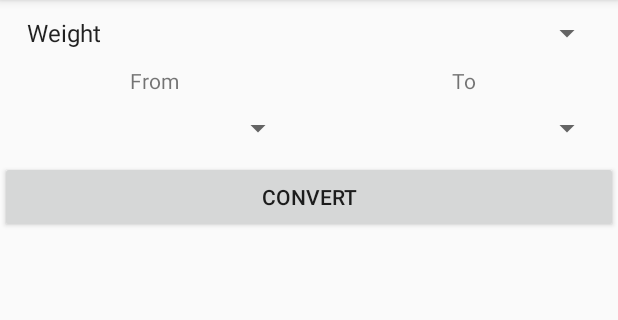
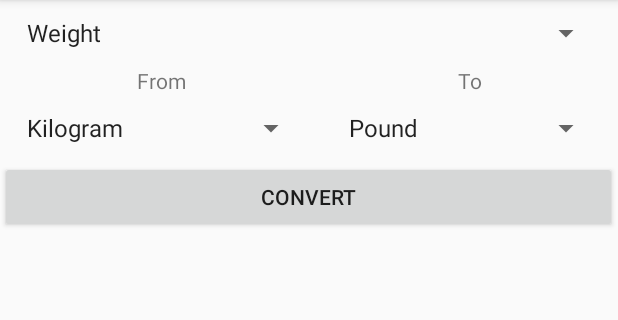
Before and after one commit to ConnorStew/ConversionApp, an Android app: the screen it shows after launch (MainActivity), on a phone screen of 412 x 824 dp, the part 84-404 px from its top. Run offline under Robolectric (Android 15) with nearby library versions, the phone set to English and light mode, and no system bars; our stand-ins replace Room's generated code.

Commit message:
Improved UI to not show option to convert same unit to itself.

```diff
--- a/app/src/main/java/uk/ac/stir/cs/yh/cs/PickerFragment.java
+++ b/app/src/main/java/uk/ac/stir/cs/yh/cs/PickerFragment.java
@@ -2,9 +2,11 @@ package uk.ac.stir.cs.yh.cs;
 
 import android.content.Context;
 import android.os.Bundle;
+import android.util.Log;
 import android.view.LayoutInflater;
 import android.view.View;
 import android.view.ViewGroup;
+import android.widget.AdapterView;
 import android.widget.ArrayAdapter;
 import android.widget.Spinner;
 
@@ -12,34 +14,56 @@ import androidx.annotation.NonNull;
 import androidx.annotation.Nullable;
 import androidx.fragment.app.Fragment;
 
+import java.util.ArrayList;
 import java.util.List;
 
 import uk.ac.stir.cs.yh.cs.database.Category;
 import uk.ac.stir.cs.yh.cs.database.Database;
+import uk.ac.stir.cs.yh.cs.database.Unit;
 
 public class PickerFragment extends Fragment {
 
-    private View view;
+    private Spinner categorySpinner;
+    private Spinner fromSpinner;
+    private Spinner toSpinner;
 
     @Nullable
     @Override
     public View onCreateView(@NonNull LayoutInflater inflater, @Nullable ViewGroup container, @Nullable Bundle savedInstanceState) {
-        view = inflater.inflate(R.layout.activity_picker, container, false);
+        List<Category> categories = new ArrayList<>(Database.getDB().categoryDao().getAll());
 
         final Context context = getContext();
+        View view = inflater.inflate(R.layout.activity_picker, container, false);
+        categorySpinner = view.findViewById(R.id.categorySpinner);
+        fromSpinner = view.findViewById(R.id.fromSpinner);
+        toSpinner = view.findViewById(R.id.toSpinner);
 
-        new Thread(() -> {
-            List<Category> categories = Database.getDB().categoryDao().getAll();
-            String[] categoryNames = new String[categories.size()];
-            for (int i = 0; i < categories.size(); i++)
-                categoryNames[i] = categories.get(i).categoryName;
+        setSpinnerItems(categorySpinner, categories, context);
 
-            Spinner categorySpinner = view.findViewById(R.id.categorySpinner);
-            ArrayAdapter<String> adapter = new ArrayAdapter<>(context, android.R.layout.simple_spinner_item, categoryNames);
-            adapter.setDropDownViewResource(android.R.layout.simple_spinner_dropdown_item);
+        fromSpinner.setOnItemSelectedListener(new AdapterView.OnItemSelectedListener() {
+            @Override
+            public void onItemSelected(AdapterView<?> parent, View view, int position, long id) {
+                Log.d("Click", "from spinner selected");
+                Unit fromSelected = (Unit) fromSpinner.getSelectedItem();
+                List<Unit> units = getUnitsFromSelectedCategory();
+                units.remove(fromSelected);
+                setSpinnerItems(toSpinner, units, context);
+            }
 
-            categorySpinner.setAdapter(adapter);
-        }).start();
+            @Override
+            public void onNothingSelected(AdapterView<?> parent) {}
+        });
+
+        categorySpinner.setOnItemSelectedListener(new AdapterView.OnItemSelectedListener() {
+            @Override
+            public void onItemSelected(AdapterView<?> parent, View view, int position, long id) {
+                Log.d("Click", "category selected");
+                setSpinnerItems(fromSpinner, getUnitsFromSelectedCategory(), context);
+            }
+
+            @Override
+            public void onNothingSelected(AdapterView<?> parent) {}
+        });
 
         return view;
     }
@@ -48,4 +72,16 @@ public class PickerFragment extends Fragment {
     public void onCreate(@Nullable Bundle savedInstanceState) {
         super.onCreate(savedInstanceState);
     }
+
+    private List<Unit> getUnitsFromSelectedCategory() {
+        Category selectedCategory = (Category) categorySpinner.getSelectedItem();
+        return Database.getDB().unitDao().getUnitsByCategory(selectedCategory.id);
+    }
+
+    private void setSpinnerItems(Spinner spinner, List<?> values, Context context) {
+        ArrayAdapter<?> adapter = new ArrayAdapter<>(context, android.R.layout.simple_spinner_item, values);
+        adapter.setDropDownViewResource(android.R.layout.simple_spinner_dropdown_item);
+
+        spinner.setAdapter(adapter);
+    }
 }
--- a/app/src/main/java/uk/ac/stir/cs/yh/cs/database/Category.java
+++ b/app/src/main/java/uk/ac/stir/cs/yh/cs/database/Category.java
@@ -20,9 +20,6 @@ public class Category {
 
     @Override
     public String toString() {
-        return "Category{" +
-                "id=" + id +
-                ", categoryName='" + categoryName + '\'' +
-                '}';
+        return categoryName;
     }
 }
--- a/app/src/main/java/uk/ac/stir/cs/yh/cs/database/Database.java
+++ b/app/src/main/java/uk/ac/stir/cs/yh/cs/database/Database.java
@@ -13,7 +13,7 @@ public class Database {
     private Database() {}
 
     public static void initDB(Context context) {
-        db = Room.inMemoryDatabaseBuilder(context, AppDatabase.class).build();
+        db = Room.inMemoryDatabaseBuilder(context, AppDatabase.class).allowMainThreadQueries().build();
         initTestData();
     }
 
@@ -32,16 +32,27 @@ public class Database {
             Log.d("Categories", category.toString());
 
         int weightID = db.categoryDao().getCategoryByName("Weight").id;
+        int liquidID = db.categoryDao().getCategoryByName("Liquid").id;
         db.unitDao().insertAll(
                 new Unit("Kilogram", "kg", weightID),
-                new Unit("Pound", "lb", weightID)
+                new Unit("Pound", "lb", weightID),
+                new Unit("Gallon", "gallon", liquidID),
+                new Unit("Pint", "pint", liquidID),
+                new Unit("Quart", "quart", liquidID)
         );
 
         for (Unit unit : db.unitDao().getAll())
             Log.d("Units", unit.toString());
 
+        int kilogramID = db.unitDao().getUnitByName("Kilogram").id;
+        int poundID = db.unitDao().getUnitByName("Pound").id;
+        int gallonID = db.unitDao().getUnitByName("Gallon").id;
+        int pintID = db.unitDao().getUnitByName("Pint").id;
+        int quartID = db.unitDao().getUnitByName("Quart").id;
         db.conversionDao().insertAll(
-                new Conversion(0, 1, 2.2)
+                new Conversion(kilogramID, poundID, 2.2),
+                new Conversion(gallonID, pintID, 8),
+                new Conversion(gallonID, quartID, 4)
         );
 
         for (Conversion conversion : db.conversionDao().getAll())
--- a/app/src/main/java/uk/ac/stir/cs/yh/cs/database/Unit.java
+++ b/app/src/main/java/uk/ac/stir/cs/yh/cs/database/Unit.java
@@ -1,5 +1,6 @@
 package uk.ac.stir.cs.yh.cs.database;
 
+import androidx.annotation.Nullable;
 import androidx.room.ColumnInfo;
 import androidx.room.Entity;
 import androidx.room.ForeignKey;
@@ -32,11 +33,20 @@ public class Unit {
 
     @Override
     public String toString() {
-        return "Unit{" +
-                "id=" + id +
-                ", unitName='" + unitName + '\'' +
-                ", unitSuffix='" + unitSuffix + '\'' +
-                ", categoryId=" + categoryId +
-                '}';
+        return unitName;
+    }
+
+    @Override
+    public boolean equals(@Nullable Object obj) {
+        boolean equal = false;
+        if (obj instanceof Unit) {
+            Unit otherUnit = (Unit) obj;
+
+            if (otherUnit.unitName.equals(this.unitName)) {
+                equal = true;
+            }
+        }
+
+        return equal;
     }
 }
--- a/app/src/main/java/uk/ac/stir/cs/yh/cs/database/UnitDao.java
+++ b/app/src/main/java/uk/ac/stir/cs/yh/cs/database/UnitDao.java
@@ -17,4 +17,10 @@ public interface UnitDao {
 
     @Delete
     void delete(Unit unit);
+
+    @Query("SELECT * FROM unit WHERE category_id = :category_id")
+    List<Unit> getUnitsByCategory(int category_id);
+
+    @Query("SELECT * FROM unit WHERE unit_name = :unitName")
+    Unit getUnitByName(String unitName);
 }
```
